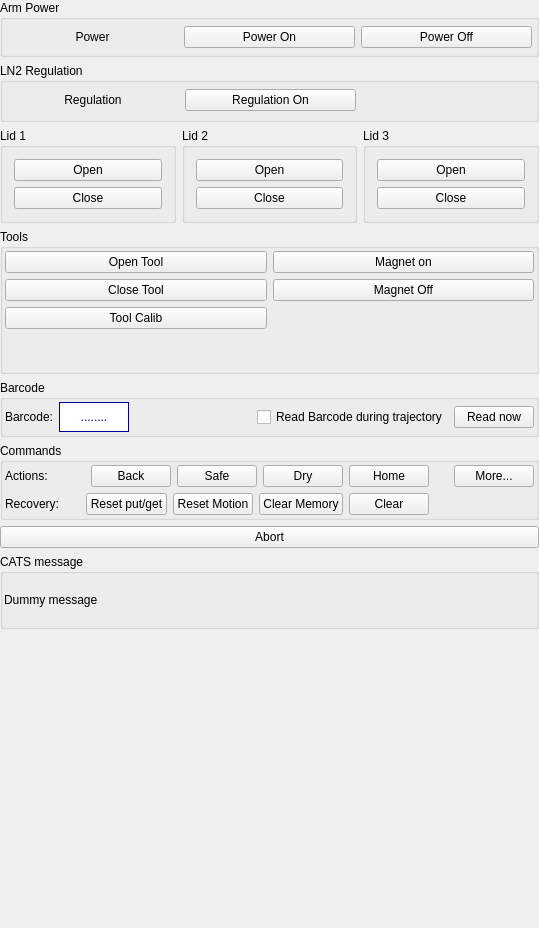
Qt form BlissFramework/Bricks/widgets/ui_files/Qt4_catsmaint_widget.ui (mxcube/mxcubeqt) before a commit.
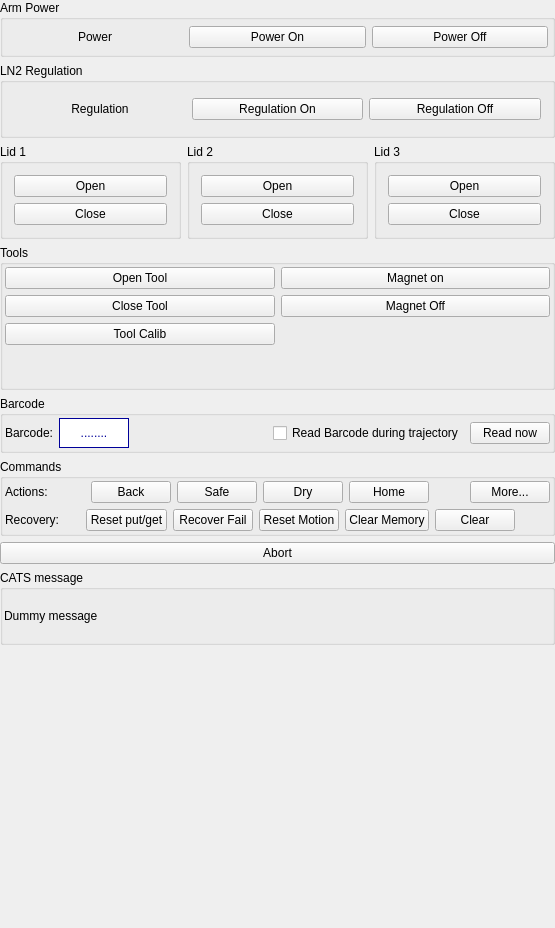
The same form after that commit.

Commit message:
Qt4 CATS widgets (SC and Maintenance Bricks)
Changes to CATS widgets to add new commands and support
different types of pucks in same SC

```diff
--- a/BlissFramework/Bricks/widgets/ui_files/Qt4_catsmaint_widget.ui
+++ b/BlissFramework/Bricks/widgets/ui_files/Qt4_catsmaint_widget.ui
@@ -6,7 +6,7 @@
    <rect>
     <x>0</x>
     <y>0</y>
-    <width>539</width>
+    <width>555</width>
     <height>928</height>
    </rect>
   </property>
@@ -114,19 +114,7 @@
        <property name="title">
         <string>LN2 Regulation</string>
        </property>
-       <layout class="QHBoxLayout">
-        <property name="leftMargin">
-         <number>4</number>
-        </property>
-        <property name="topMargin">
-         <number>2</number>
-        </property>
-        <property name="rightMargin">
-         <number>2</number>
-        </property>
-        <property name="bottomMargin">
-         <number>4</number>
-        </property>
+       <layout class="QHBoxLayout" name="horizontalLayout_4">
         <item>
          <widget class="QLabel" name="lblRegulationState">
           <property name="sizePolicy">
@@ -166,9 +154,15 @@
          </widget>
         </item>
         <item>
-         <widget class="QLabel" name="label_4">
+         <widget class="QPushButton" name="btRegulationOff">
+          <property name="sizePolicy">
+           <sizepolicy hsizetype="Minimum" vsizetype="Fixed">
+            <horstretch>0</horstretch>
+            <verstretch>0</verstretch>
+           </sizepolicy>
+          </property>
           <property name="text">
-           <string/>
+           <string>Regulation Off</string>
           </property>
          </widget>
         </item>
@@ -564,6 +558,13 @@
               </property>
              </widget>
             </item>
+            <item>
+             <widget class="QPushButton" name="btRecoverFailure">
+              <property name="text">
+               <string>Recover Fail</string>
+              </property>
+             </widget>
+            </item>
             <item>
              <widget class="QPushButton" name="btResetMotion">
               <property name="text">
@@ -571,15 +572,15 @@
               </property>
              </widget>
             </item>
-            <item>
-             <widget class="QPushButton" name="btClear">
-              <property name="text">
-               <string>Clear Memory</string>
-              </property>
-             </widget>
-            </item>
             <item>
              <widget class="QPushButton" name="btMemClear">
+              <property name="text">
+               <string>Clear Memory</string>
+              </property>
+             </widget>
+            </item>
+            <item>
+             <widget class="QPushButton" name="btClear">
               <property name="text">
                <string>Clear</string>
               </property>
```
The commit also changes 4 other files.
